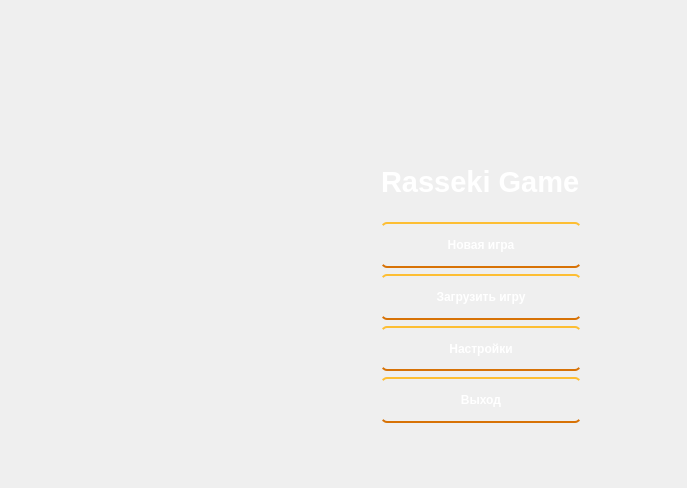
First picture: the form in RGI/menuwindow.ui, repository Rasseki-Studios/rasseki.game, before the edit.
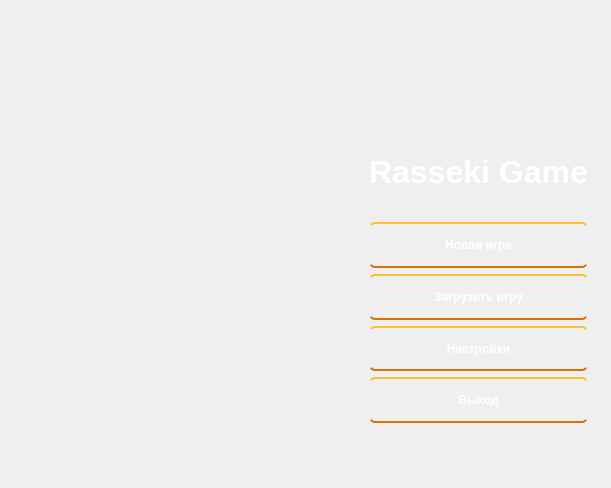
Second picture: the form after the edit. Icons and pictures are not drawn.

The edit to the form file:
```diff
--- a/RGI/menuwindow.ui
+++ b/RGI/menuwindow.ui
@@ -6,7 +6,7 @@
    <rect>
     <x>0</x>
     <y>0</y>
-    <width>687</width>
+    <width>611</width>
     <height>488</height>
    </rect>
   </property>
@@ -42,7 +42,7 @@
      <rect>
       <x>60</x>
       <y>90</y>
-      <width>554</width>
+      <width>528</width>
       <height>385</height>
      </rect>
     </property>
@@ -68,7 +68,7 @@
         </size>
        </property>
        <property name="text">
-        <string>&lt;html&gt;&lt;head/&gt;&lt;body&gt;&lt;p&gt;&lt;span style=&quot; font-size:22pt;&quot;&gt;&lt;br/&gt;&lt;/span&gt;&lt;/p&gt;&lt;p&gt;&lt;span style=&quot; font-size:22pt;&quot;&gt;Rasseki Game&lt;/span&gt;&lt;/p&gt;&lt;/body&gt;&lt;/html&gt;</string>
+        <string>&lt;html&gt;&lt;head/&gt;&lt;body&gt;&lt;p&gt;&lt;br/&gt;&lt;/p&gt;&lt;p&gt;&lt;span style=&quot; font-size:24pt;&quot;&gt;Rasseki Game&lt;/span&gt;&lt;/p&gt;&lt;/body&gt;&lt;/html&gt;</string>
        </property>
       </widget>
      </item>
@@ -100,7 +100,7 @@
          </property>
          <property name="maximumSize">
           <size>
-           <width>200</width>
+           <width>16777215</width>
            <height>50</height>
           </size>
          </property>
@@ -119,7 +119,7 @@
          </property>
          <property name="maximumSize">
           <size>
-           <width>200</width>
+           <width>16777215</width>
            <height>50</height>
           </size>
          </property>
@@ -138,7 +138,7 @@
          </property>
          <property name="maximumSize">
           <size>
-           <width>200</width>
+           <width>16777215</width>
            <height>50</height>
           </size>
          </property>
@@ -157,7 +157,7 @@
          </property>
          <property name="maximumSize">
           <size>
-           <width>200</width>
+           <width>16777215</width>
            <height>50</height>
           </size>
          </property>
```
